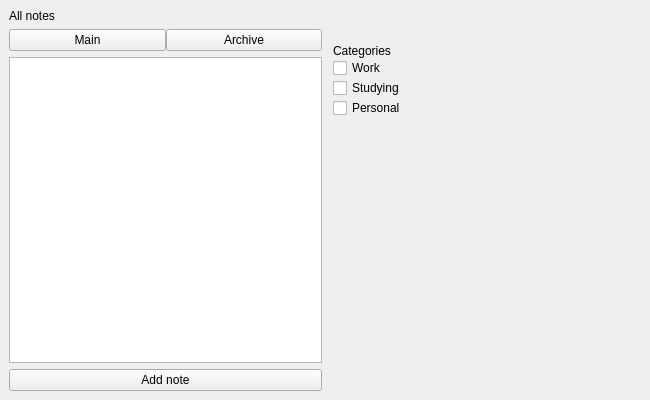
First picture: the form in 3rd term/Lab2/mainwindow.ui, repository einoorish/uni_assignments, before the edit.
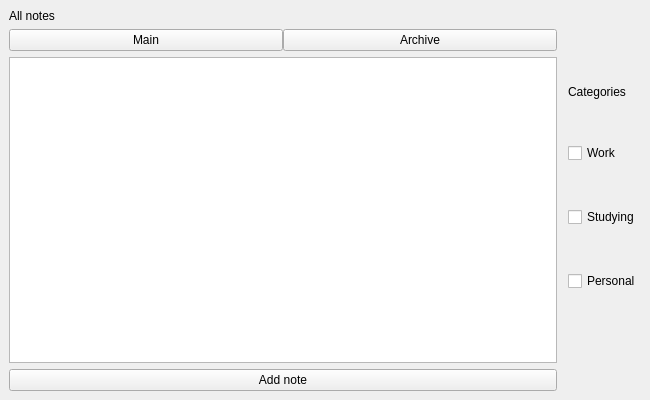
Second picture: the form after the edit. Icons and pictures are not drawn.

Commit message: connected main window and notepad; added Note class

The edit to the form file:
```diff
--- a/3rd term/Lab2/mainwindow.ui
+++ b/3rd term/Lab2/mainwindow.ui
@@ -95,12 +95,12 @@
      </layout>
     </item>
     <item>
-     <layout class="QVBoxLayout" name="verticalLayout" stretch="1,1,1,0,2">
+     <layout class="QVBoxLayout" name="verticalLayout" stretch="3,2,2,2,0">
       <property name="spacing">
-       <number>0</number>
+       <number>3</number>
       </property>
       <property name="sizeConstraint">
-       <enum>QLayout::SetMinimumSize</enum>
+       <enum>QLayout::SetDefaultConstraint</enum>
       </property>
       <property name="leftMargin">
        <number>5</number>
@@ -112,7 +112,7 @@
        <number>0</number>
       </property>
       <property name="bottomMargin">
-       <number>15</number>
+       <number>0</number>
       </property>
       <item>
        <widget class="QLabel" name="categories">
@@ -149,17 +149,24 @@
        </widget>
       </item>
       <item>
-       <widget class="QLabel" name="catsGif">
- 	<property name="geometry">
-     	 <rect>
-      	  <x>30</x>
-      	  <y>0</y>
-      	  <width>501</width>
-      	  <height>251</height>
-     	 </rect>
-    	</property>
+       <widget class="QLabel" name="catPic">
+        <property name="sizePolicy">
+         <sizepolicy hsizetype="Fixed" vsizetype="Fixed">
+          <horstretch>0</horstretch>
+          <verstretch>0</verstretch>
+         </sizepolicy>
+        </property>
+        <property name="sizeIncrement">
+         <size>
+          <width>0</width>
+          <height>0</height>
+         </size>
+        </property>
         <property name="text">
-         <string/>
+         <string notr="true"/>
+        </property>
+        <property name="textFormat">
+         <enum>Qt::AutoText</enum>
         </property>
         <property name="pixmap">
          <pixmap resource="images.qrc">:/icons/icons/cats.gif</pixmap>
```
Left out of the diff: 16 changed lines with no effect on the pictures. The commit also changes 11 other files.
